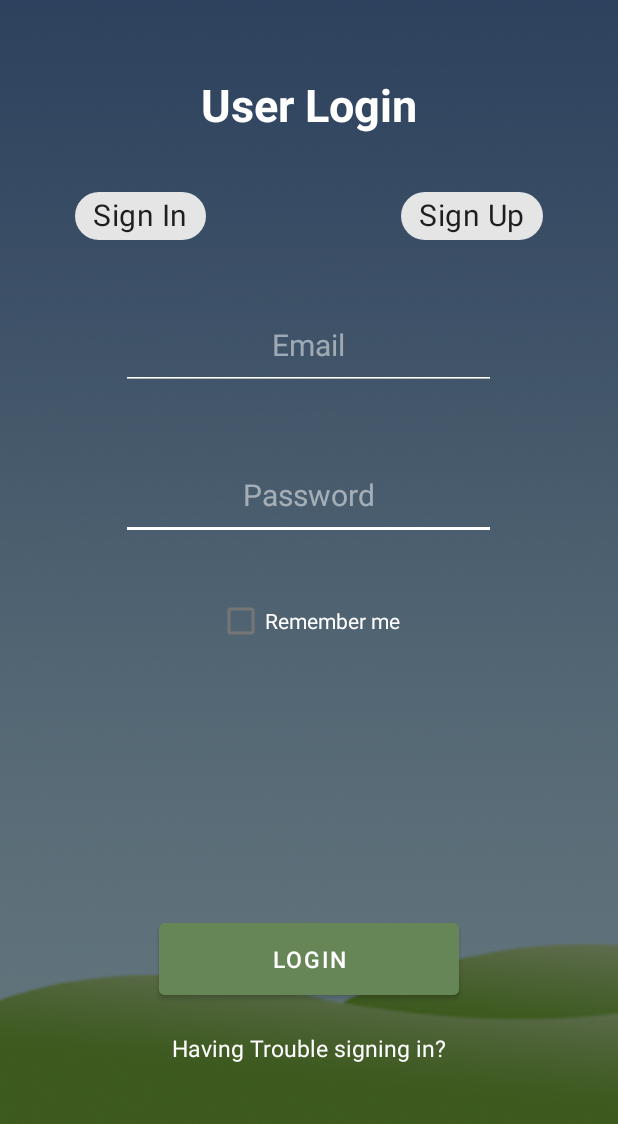
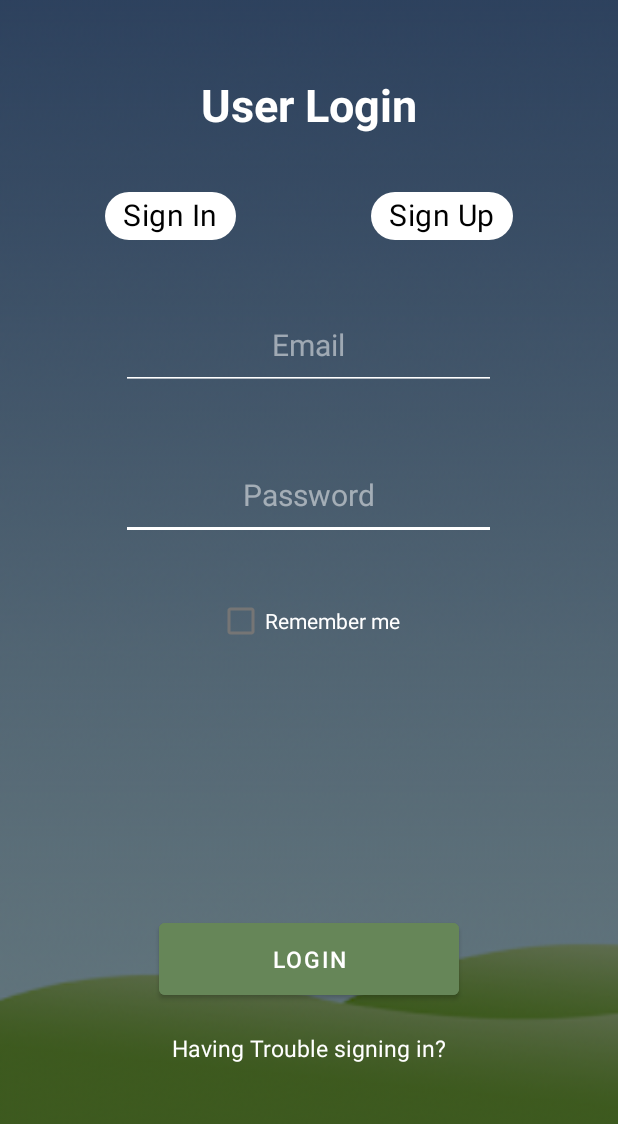
Before and after one commit to adisingh925/timetable-app, an Android app: the screen it shows after launch (loginactivity), on a phone screen of 412 x 824 dp, the part 112-1236 px from its top. Run offline under Robolectric (Android 15) with nearby library versions, the phone set to English and light mode, and no system bars; our stand-ins replace Firebase (no records; nobody signed in at launch, a user with empty details on screens opened directly); 2 statements that could not run were skipped.

Commit message:
timetable app

```diff
--- a/app/src/main/java/com/example/navigation/loginactivity.kt
+++ b/app/src/main/java/com/example/navigation/loginactivity.kt
@@ -107,6 +107,7 @@ class loginactivity : AppCompatActivity()
                                 Intent(this@loginactivity, MainActivity::class.java)
                             intent.putExtra("name", name.text.toString())
                             startActivity(intent)
+                            finish()
                         } else {
                             Toast.makeText(
                                 this@loginactivity, "Authentication failed.",
--- a/app/src/main/res/layout/activity_loginactivity.xml
+++ b/app/src/main/res/layout/activity_loginactivity.xml
@@ -86,9 +86,11 @@
             android:id="@+id/chip4"
             android:layout_width="wrap_content"
             android:layout_height="wrap_content"
+            android:backgroundTint="#FFFFFF"
             android:text="Sign In"
+            android:textColor="@color/black"
             android:layout_marginTop="30dp"
-            android:layout_marginLeft="50dp"
+            android:layout_marginLeft="70dp"
             android:textSize="20sp"
           android:layout_below="@id/textView5"/>
 
@@ -96,8 +98,10 @@
             android:id="@+id/chip5"
             android:layout_width="wrap_content"
             android:layout_height="wrap_content"
+            android:backgroundTint="#FFFFFF"
             android:text="Sign Up"
-            android:layout_marginRight="50dp"
+            android:textColor="@color/black"
+            android:layout_marginRight="70dp"
             android:textSize="20sp"
             android:layout_marginTop="30dp"
             android:layout_alignParentRight="true"
```
